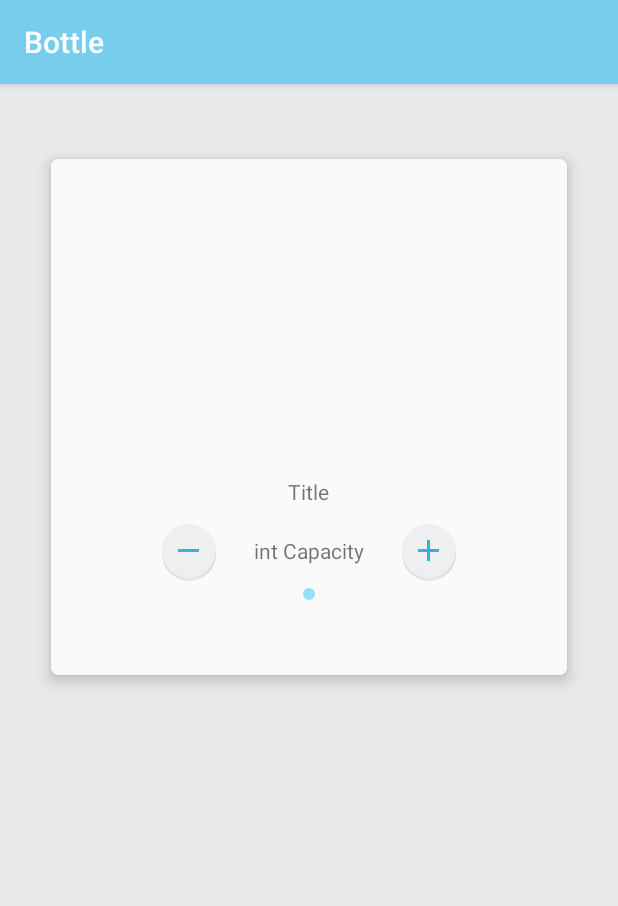
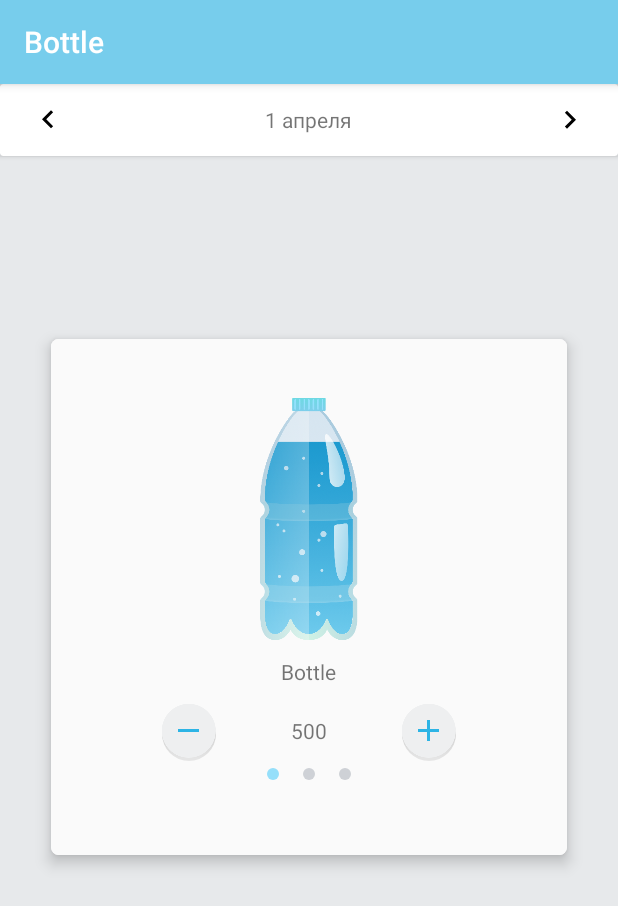
Before and after one commit to Khavronsky/Bottle, an Android app: the screen it shows after launch (MainActivity), on a phone screen of 412 x 824 dp. Shown: the top 906 px of the screen. Run offline under Robolectric (Android 15) with nearby library versions, the phone set to English and light mode, and no system bars.

Commit message:
remove views from main activity into the fragment

```diff
--- a/app/src/main/java/com/khavronsky/bottle/MainActivity.java
+++ b/app/src/main/java/com/khavronsky/bottle/MainActivity.java
@@ -1,29 +1,29 @@
 package com.khavronsky.bottle;
 
 import android.os.Bundle;
+import android.support.v4.app.FragmentManager;
 import android.support.v7.app.AppCompatActivity;
-import android.widget.Toast;
 
 public class MainActivity extends AppCompatActivity {
-
-    AdditionWater additionWater;
 
     @Override
     protected void onCreate(Bundle savedInstanceState) {
         super.onCreate(savedInstanceState);
         setContentView(R.layout.activity_main);
+        startFragment();
+    }
 
-        additionWater = (AdditionWater) findViewById(R.id.addition_water);
-        additionWater.setDataModelList(TestingWithFakeData.getList());
-        additionWater.setOnButtonPlusMinusListener(new AdditionWater.ButtonListener() {
-            @Override
-            public void buttonPlusOrMinusPressed(int dataModelID, boolean whichButtonPressed) {
-                String toastString = "MINUS PRESSED";
-                if (whichButtonPressed){
-                    toastString = "PLUS PRESSED";
-                }
-                Toast.makeText(MainActivity.this, toastString, Toast.LENGTH_SHORT).show();
-            }
-        });
+    public void startFragment() {
+
+        try {
+            FragmentManager fragmentManager = getSupportFragmentManager();
+            fragmentManager.beginTransaction()
+                    .replace(R.id.activity_main, new WaterScreenFragment())
+                    .addToBackStack(null)
+                    .commit();
+        } catch (Exception e) {
+            e.printStackTrace();
+
+        }
     }
 }
--- a/app/src/main/res/layout/activity_main.xml
+++ b/app/src/main/res/layout/activity_main.xml
@@ -8,14 +8,4 @@
     android:layout_height="match_parent"
     android:background="@color/bg">
 
-    <com.khavronsky.bottle.AdditionWater
-        android:id="@+id/addition_water"
-        android:layout_width="344dp"
-        android:layout_height="344dp"
-        android:layout_marginTop="50dp"
-        android:layout_gravity="center_horizontal"
-        card_view:cardCornerRadius="5dp"
-        card_view:cardElevation="6dp">
-
-    </com.khavronsky.bottle.AdditionWater>
 </FrameLayout>
```
